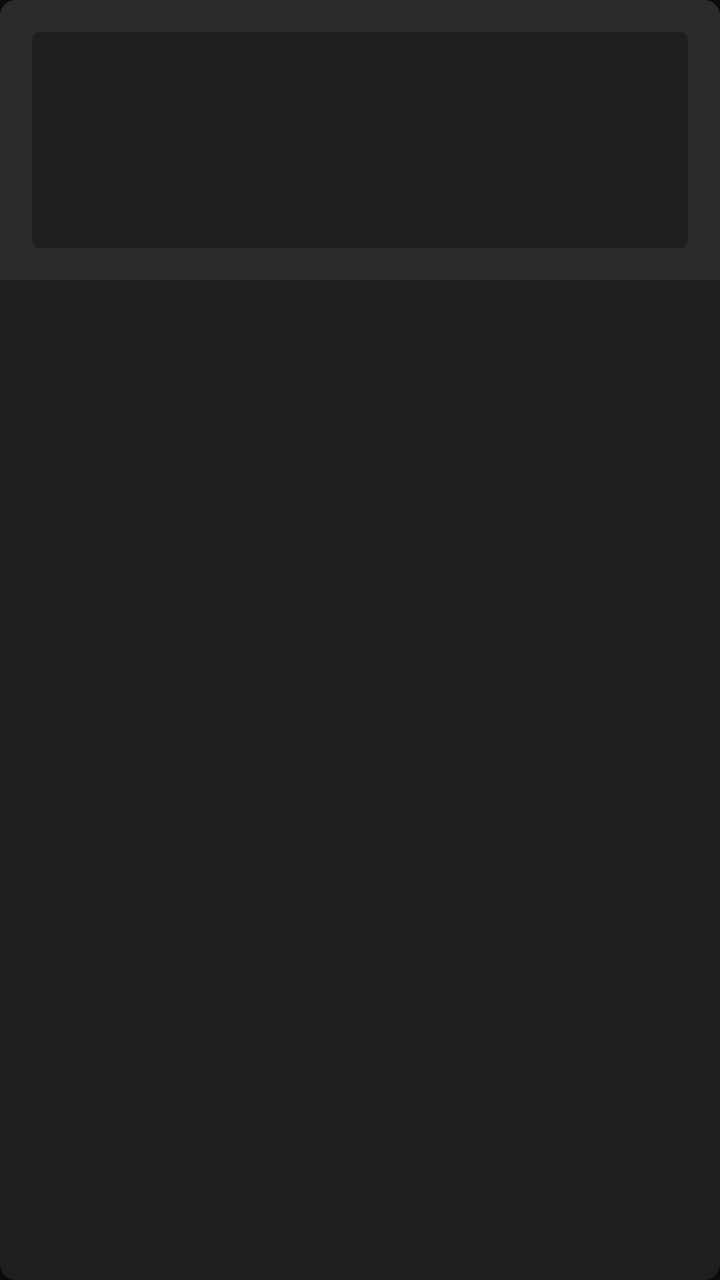
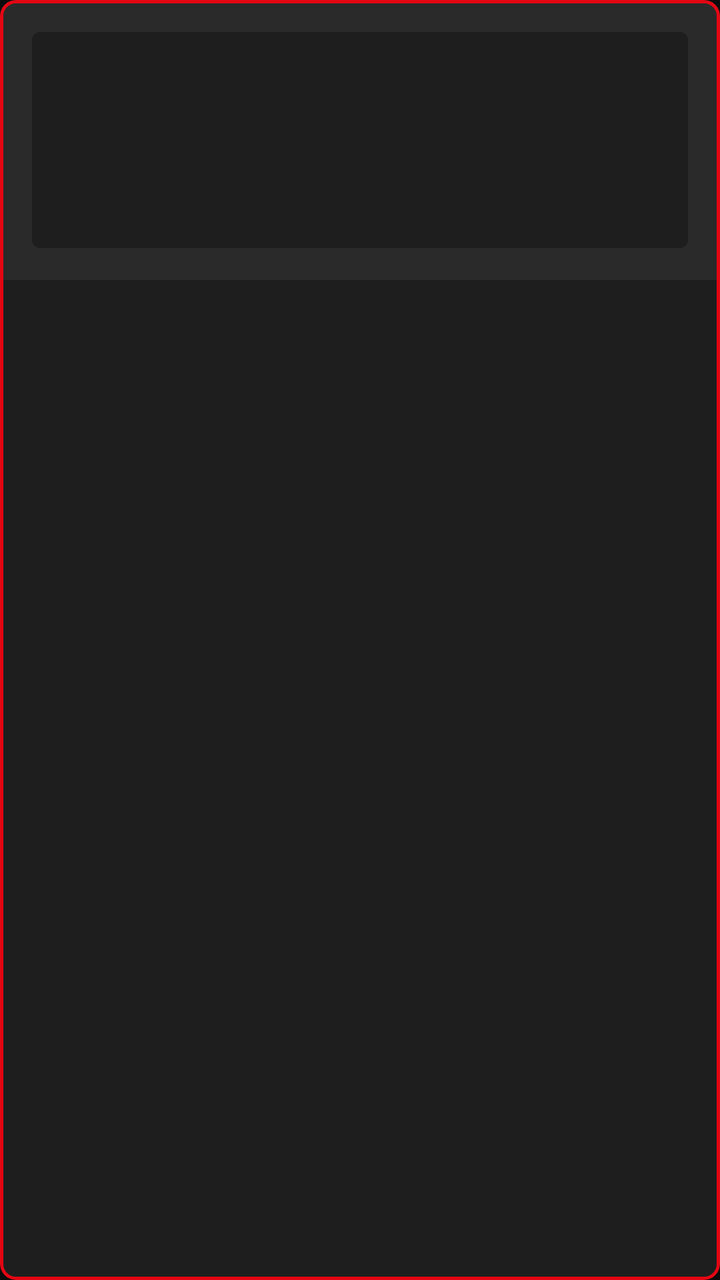

Screens rendered from an Android XML layout before and after an edit, with the pre-edit source and the edit as a unified diff.
<!-- AndroidManifest.xml: application theme Theme.JojPlay -->
<!-- res/layout/item_media.xml -->
<?xml version="1.0" encoding="utf-8"?>
<androidx.cardview.widget.CardView
    xmlns:android="http://schemas.android.com/apk/res/android"
    xmlns:app="http://schemas.android.com/apk/res-auto"
    android:layout_width="match_parent"
    android:layout_height="wrap_content"
    android:layout_margin="6dp"
    android:focusable="true"
    android:focusableInTouchMode="true"
    app:cardCornerRadius="8dp"
    app:cardBackgroundColor="#1E1E1E"
    app:cardElevation="4dp"
    app:strokeColor="#E30613"
    app:strokeWidth="1.5dp">

    <LinearLayout
        android:layout_width="match_parent"
        android:layout_height="wrap_content"
        android:orientation="vertical">

        <FrameLayout
            android:layout_width="match_parent"
            android:layout_height="140dp"
            android:background="#2A2A2A">

            <ImageView
                android:id="@+id/itemImage"
                android:layout_width="match_parent"
                android:layout_height="match_parent"
                android:scaleType="fitCenter"
                android:padding="16dp"
                android:src="@drawable/placeholder"/>

            <ImageView
                android:id="@+id/itemLogo"
                android:layout_width="64dp"
                android:layout_height="64dp"
                android:layout_gravity="center"
                android:visibility="gone"
                android:scaleType="fitCenter"
                android:padding="4dp"/>

            <TextView
                android:id="@+id/itemBadge"
                android:layout_width="wrap_content"
                android:layout_height="wrap_content"
                android:layout_gravity="top|start"
                android:layout_margin="6dp"
                android:paddingStart="8dp"
                android:paddingEnd="8dp"
                android:paddingTop="3dp"
                android:paddingBottom="3dp"
                android:textColor="#FFFFFF"
                android:textSize="10sp"
                android:textStyle="bold"
                android:background="#E30613"
                android:visibility="gone"/>

        </FrameLayout>

        <TextView
            android:id="@+id/itemTitle"
            android:layout_width="match_parent"
            android:layout_height="wrap_content"
            android:padding="8dp"
            android:textColor="#FFFFFF"
            android:textSize="13sp"
            android:maxLines="2"
            android:ellipsize="end"/>

    </LinearLayout>
</androidx.cardview.widget.CardView>
<!-- resources referenced by this layout -->
<resources>
  <!-- drawable placeholder (drawable) -->
  <?xml version="1.0" encoding="utf-8"?>
  <shape xmlns:android="http://schemas.android.com/apk/res/android">
      <solid android:color="#1E1E1E"/>
      <corners android:radius="4dp"/>
  </shape>
  <style name="Theme.JojPlay" parent="Theme.MaterialComponents.DayNight.NoActionBar">
          <item name="colorPrimary">#E30613</item>
          <item name="colorPrimaryVariant">#B00010</item>
          <item name="colorOnPrimary">#FFFFFF</item>
          <item name="colorSecondary">#E30613</item>
          <item name="android:windowBackground">#0D0D0D</item>
          <item name="android:statusBarColor">#000000</item>
          <item name="android:navigationBarColor">#000000</item>
          <item name="strokeColor">#E30613</item>
      </style>
</resources>

<!-- the commit's change to res/layout/item_media.xml (unified diff, before → after) -->
@@ -1,5 +1,5 @@
 <?xml version="1.0" encoding="utf-8"?>
-<androidx.cardview.widget.CardView
+<com.google.android.material.card.MaterialCardView
     xmlns:android="http://schemas.android.com/apk/res/android"
     xmlns:app="http://schemas.android.com/apk/res-auto"
     android:layout_width="match_parent"
@@ -69,4 +69,4 @@
             android:ellipsize="end"/>
 
     </LinearLayout>
-</androidx.cardview.widget.CardView>
+</com.google.android.material.card.MaterialCardView>
